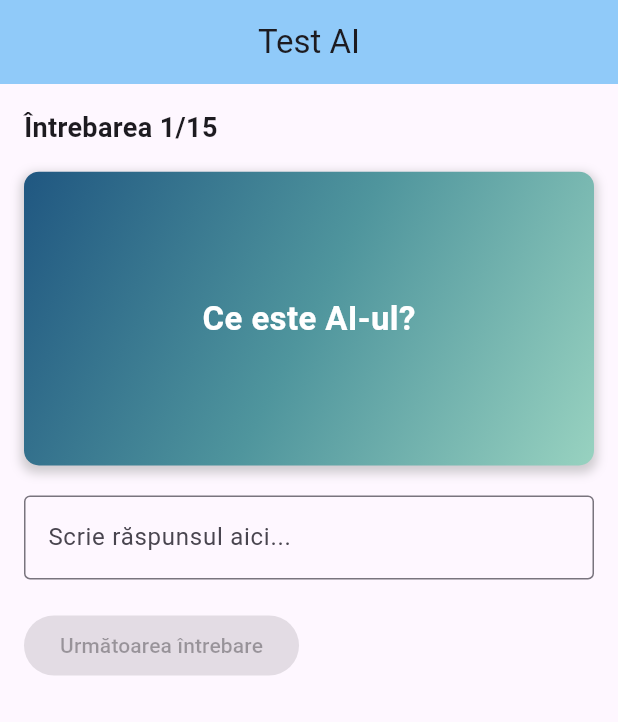
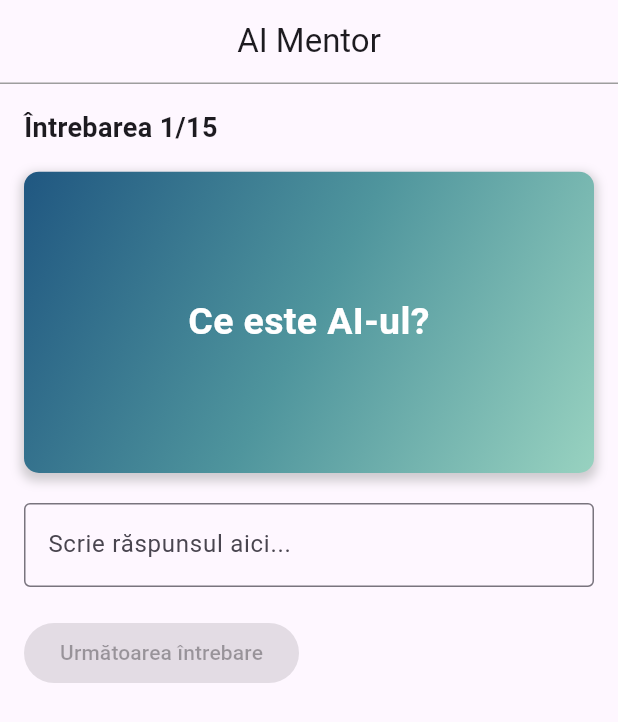
Before and after one commit to srares/persasist_ai_2025, a Flutter app: the screen it shows after launch, on a phone screen of 412 x 824 dp. Shown: the top 722 px of the screen. Run offline on Flutter 3.47's test engine with Material 3 defaults, Android fonts, the phone set to English and light mode, and no system bars; our stand-ins replace hive, hive_flutter; accounts and stored records are empty.

Commit message:
update app title and implement custom app bar

```diff
--- a/lib/main.dart
+++ b/lib/main.dart
@@ -53,7 +53,7 @@ class MyApp extends StatelessWidget {
   Widget build(BuildContext context) {
     return MaterialApp(
       debugShowCheckedModeBanner: false,
-      title: 'Test AI',
+      title: 'AI Mentor',
       theme: ThemeData(primarySwatch: Colors.blue),
       home: QuizPage(),
     );
--- a/lib/quiz_page.dart
+++ b/lib/quiz_page.dart
@@ -2,6 +2,7 @@ import 'package:flutter/material.dart';
 import 'package:flutter/services.dart';
 import 'package:hive/hive.dart';
 import 'package:personal_ai_assistant/hive_adapters/question.dart';
+import 'package:personal_ai_assistant/widgets/common_widgets.dart';
 
 class QuizPage extends StatefulWidget {
   @override
@@ -99,11 +100,7 @@ class _QuizPageState extends State<QuizPage> {
     dynamic width = MediaQuery.of(context).size.width;
     dynamic height = MediaQuery.of(context).size.height;
     return Scaffold(
-      appBar: AppBar(
-        centerTitle: true,
-        title: const Text("Test AI"),
-        backgroundColor: Colors.blue[200],
-      ),
+      appBar: CustomAppBar(title: "AI Mentor"),
       body: SingleChildScrollView(
         child: Padding(
           padding: const EdgeInsets.all(16.0),
@@ -142,10 +139,11 @@ class _QuizPageState extends State<QuizPage> {
                 ),
                 child: Center(
                   child: Text(
+                    textAlign: TextAlign.center,
                     currentQuestion.question,
                     style: const TextStyle(
                         color: Colors.white,
-                        fontSize: 22,
+                        fontSize: 25,
                         fontWeight: FontWeight.bold),
                   ),
                 ),
--- /dev/null
+++ b/lib/widgets/common_widgets.dart
@@ -0,0 +1,28 @@
+import 'package:flutter/material.dart';
+
+class CustomAppBar extends StatelessWidget implements PreferredSizeWidget {
+  final String title;
+
+  const CustomAppBar({Key? key, required this.title}) : super(key: key);
+
+  @override
+  Widget build(BuildContext context) {
+    return AppBar(
+      centerTitle: true,
+      title: Text(title),
+      backgroundColor: Colors.transparent, // Remove background color
+      elevation: 0, // Remove shadow
+      bottom: const PreferredSize(
+        preferredSize: Size.fromHeight(1.0),
+        child: Divider(
+          color: Colors.grey,
+          height: 1.0,
+          thickness: 1.0,
+        ),
+      ),
+    );
+  }
+
+  @override
+  Size get preferredSize => const Size.fromHeight(kToolbarHeight);
+}
```
